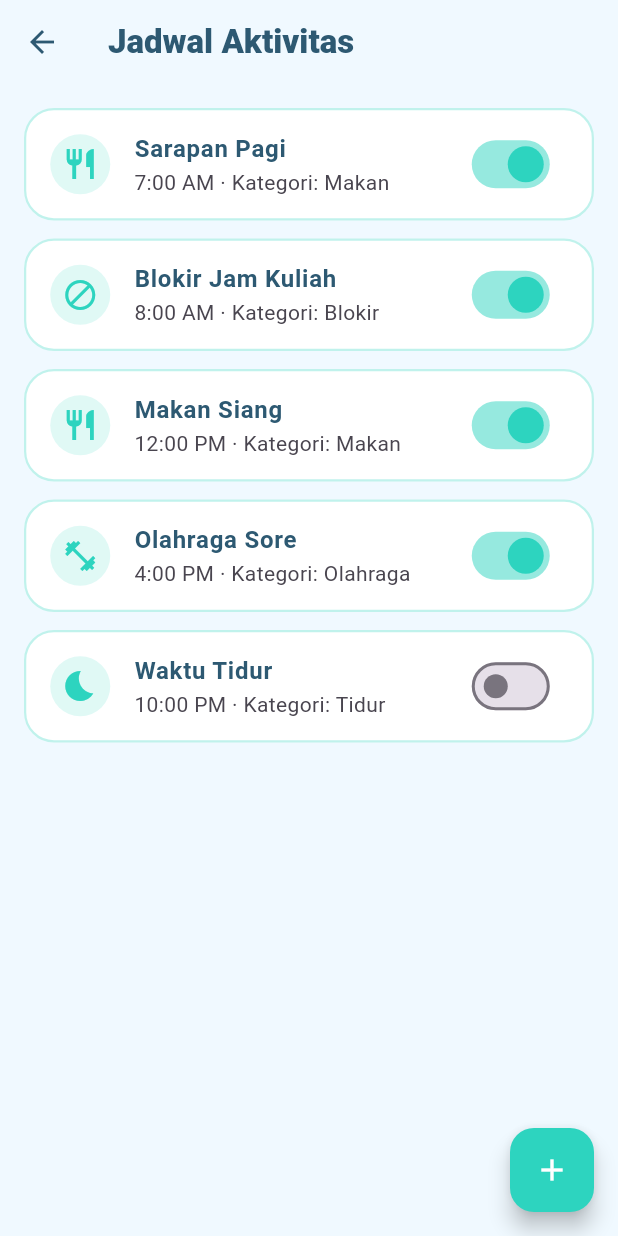
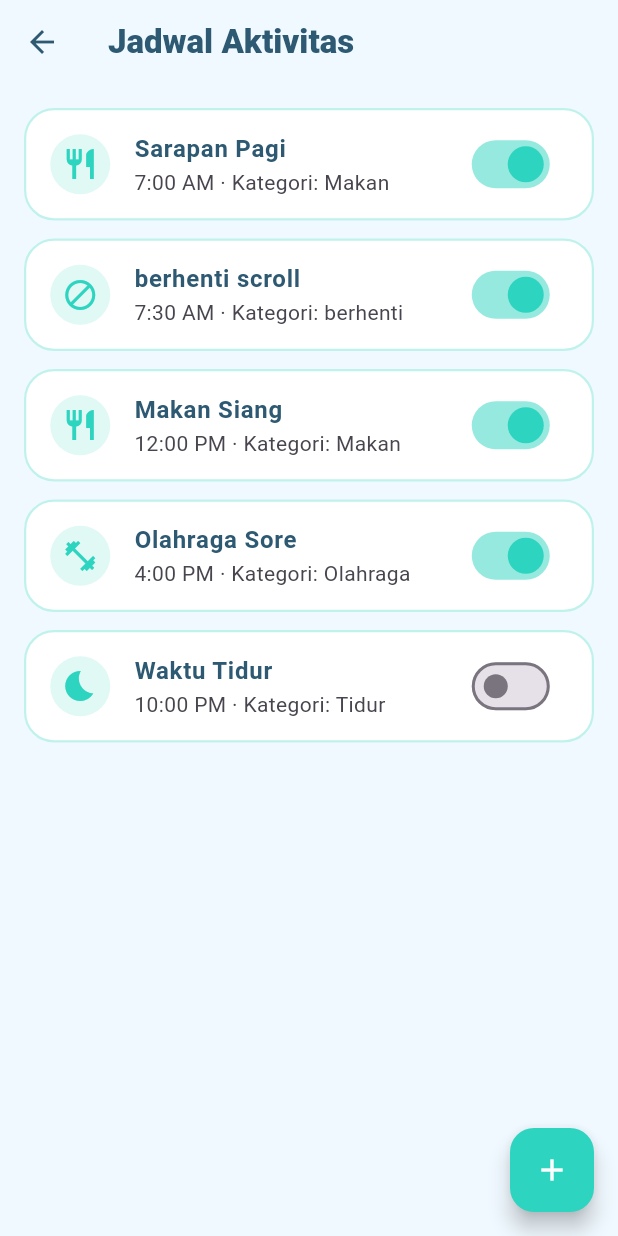
Before and after one commit to Hafiz237/project-app-mengjeda, a Flutter app: the JadwalListScreen screen opened directly, on a phone screen of 412 x 824 dp. Run offline on Flutter 3.47's test engine with Material 3 defaults, Android fonts, the phone set to English and light mode, and no system bars; our stand-ins replace audioplayers, file_picker, image_picker.

Commit message:
fix dummy kategori

```diff
--- a/lib/data/dummy_jadwal.dart
+++ b/lib/data/dummy_jadwal.dart
@@ -3,7 +3,7 @@ import '../models/jadwal_model.dart';
 
 List<JadwalModel> dummyJadwal = [
   JadwalModel(id: 'j1', label: 'Sarapan Pagi', time: const TimeOfDay(hour: 7, minute: 0), kategoriId: 'k2'),
-  JadwalModel(id: 'j2', label: 'Blokir Jam Kuliah', time: const TimeOfDay(hour: 8, minute: 0), kategoriId: 'k1'),
+  JadwalModel(id: 'j2', label: 'berhenti scroll', time: const TimeOfDay(hour: 7, minute: 30), kategoriId: 'k1'),
   JadwalModel(id: 'j3', label: 'Makan Siang', time: const TimeOfDay(hour: 12, minute: 0), kategoriId: 'k2'),
   JadwalModel(id: 'j4', label: 'Olahraga Sore', time: const TimeOfDay(hour: 16, minute: 0), kategoriId: 'k3'),
   JadwalModel(id: 'j5', label: 'Waktu Tidur', time: const TimeOfDay(hour: 22, minute: 0), kategoriId: 'k4', isActive: false),
--- a/lib/data/dummy_kategori.dart
+++ b/lib/data/dummy_kategori.dart
@@ -2,7 +2,7 @@ import 'package:flutter/material.dart';
 import '../models/kategori_model.dart';
 
 List<KategoriModel> dummyKategori = [
-  KategoriModel(id: 'k1', nama: 'Blokir', icon: Icons.block),
+  KategoriModel(id: 'k1', nama: 'berhenti', icon: Icons.block),
   KategoriModel(id: 'k2', nama: 'Makan', icon: Icons.restaurant),
   KategoriModel(id: 'k3', nama: 'Olahraga', icon: Icons.fitness_center),
   KategoriModel(id: 'k4', nama: 'Tidur', icon: Icons.bedtime),
```
